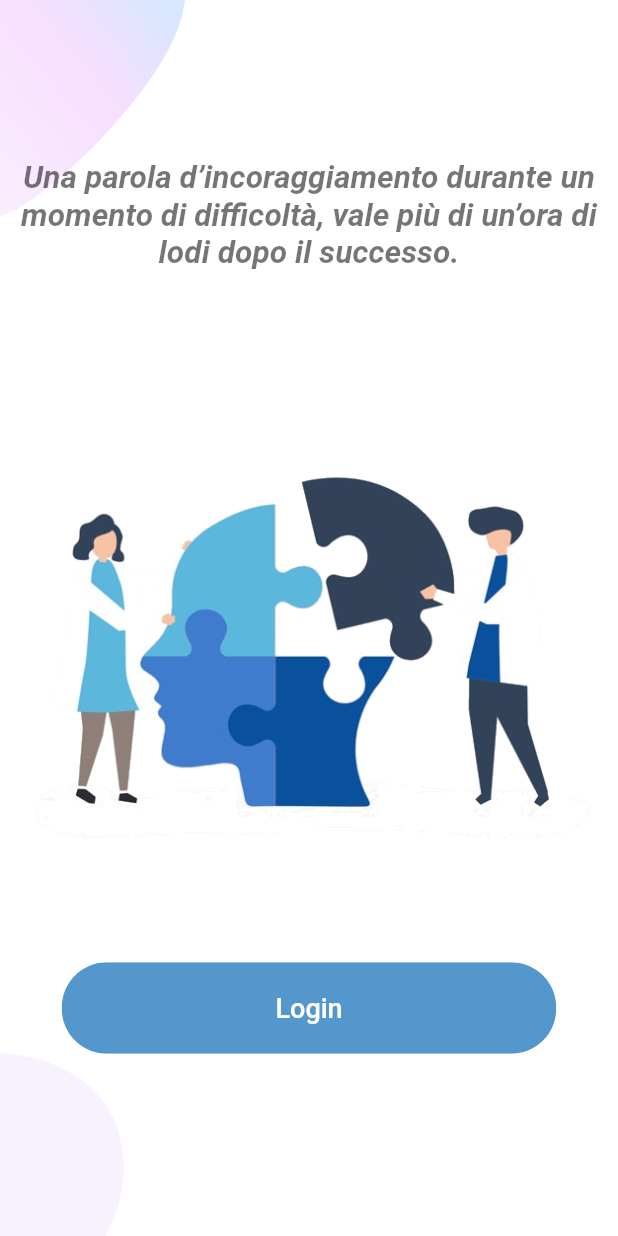
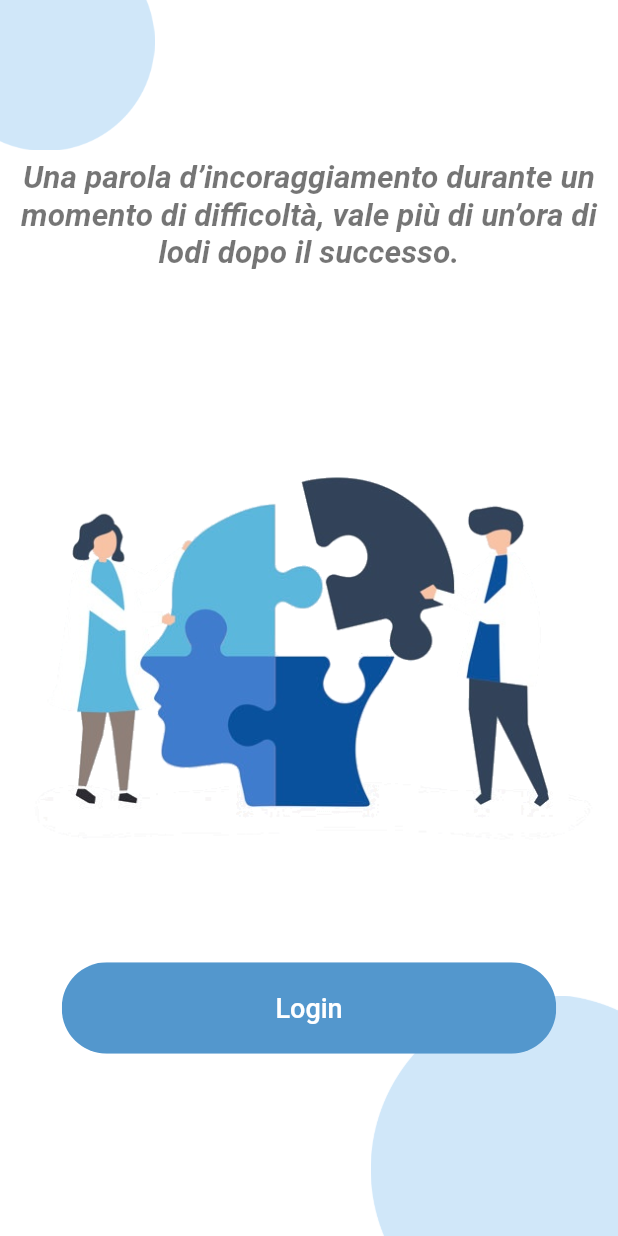
Before and after one commit to Team-Informatica-Economia/depression_screening_app, a Flutter app: the screen it shows after launch, on a phone screen of 412 x 824 dp. Run offline on Flutter 3.47's test engine with Material 2 defaults, Android fonts, the phone set to English and light mode, and no system bars; our stand-ins replace audioplayers, camera, file_picker, firebase_auth, firebase_core, firebase_database and 10 more; missing offline and left inert: dart:ffi, fft, flutter_audio_recorder, flutter_cached_pdfview, mfcc, starflut and 2 more; accounts and stored records are empty; project files that could hold a hidden picture were left out.

Commit message:
update icons

```diff
--- a/lib/ScreenPaziente/Questionario/infoPrivacy.dart
+++ b/lib/ScreenPaziente/Questionario/infoPrivacy.dart
@@ -62,10 +62,10 @@ class _InfoPrivacyState extends State<InfoPrivacy> {
                     children: <Widget>[
                       Flexible(
                         child: Text(
-                          "Per favore legga attentamente le affermazioni di ciascun gruppo.Per ogni gruppo scelga quella che "
-                              "meglio descrive come Lei si è sentito nelle ultime due settimane (incluso oggi).Faccia"
+                          "Per favore legga attentamente le affermazioni di ciascun gruppo. Per ogni gruppo scelga quella che "
+                              "meglio descrive come Lei si è sentito nelle ultime due settimane (incluso oggi). Faccia "
                               "una crocetta sul numero corrispondente all’affermazione da Lei scelta. Se più di una"
-                              " affermazione dello stesso gruppo descrive ugualmente bene come Lei si sente, faccia"
+                              " affermazione dello stesso gruppo descrive ugualmente bene come Lei si sente, faccia "
                               "una crocetta sul numero più elevato per quel gruppo",
                           textAlign: TextAlign.center,
                           overflow: TextOverflow.visible,
--- a/lib/ScreenPaziente/Quiz/resultpage.dart
+++ b/lib/ScreenPaziente/Quiz/resultpage.dart
@@ -180,6 +180,9 @@ class resultpageState extends State<resultpage> {
         child: Column(
           mainAxisAlignment: MainAxisAlignment.center,
           children: [
+            Image.asset(
+              "assets/icons/quizTerminato.png",
+            ),
             Text("Quiz terminato"),
             RoundedButton(
               text: "Vai alla Home",
--- a/lib/Screens/Welcome/components/background.dart
+++ b/lib/Screens/Welcome/components/background.dart
@@ -20,15 +20,15 @@ class Background extends StatelessWidget {
             top: 0,
             left: 0,
             child: Image.asset(
-              "assets/images/main_top.png",
-              width: size.width * 0.3,),
+              "assets/images/circle.png",
+              width: size.width * 0.25,),
           ),
           Positioned(
             bottom: 0,
-            left: 0,
+            right: 0,
             child: Image.asset(
-              "assets/images/main_bottom.png",
-              width: size.width *0.2,
+              "assets/images/circle2.png",
+              width: size.width *0.4,
             ),
           ),
           child,
--- a/lib/components/title_question.dart
+++ b/lib/components/title_question.dart
@@ -31,7 +31,7 @@ class Title_question extends StatelessWidget {
             children: [
               TextSpan(
                   text: testo,
-                  style: Theme.of(context).textTheme.title.copyWith(color: Colors.white, fontSize: 27),
+                  style: Theme.of(context).textTheme.title.copyWith(color: Colors.white, fontSize: 24),
               ),
             ]
         ),
```
Also changed, not shown: lib/ScreenPaziente/Quiz/rispostaAperta.dart (+6 -9 lines), lib/ScreenPaziente/homePaziente.dart (+9 -5 lines), lib/ScreenPsicologo/Visualizza/detailPaziente.dart (+6 -2 lines), lib/ScreenPsicologo/homePsicologo.dart (+8 -2 lines), lib/Screens/Login/components/background.dart (+4 -4 lines), assets/icons/lente.png (added), assets/icons/psicologo1.png (added), assets/icons/psicologo2.png (added), assets/icons/psicologo3.png (added), assets/icons/quiz.png (added), assets/icons/quizTerminato.png (added), assets/images/circle.png (added), assets/images/circle2.png (added).
